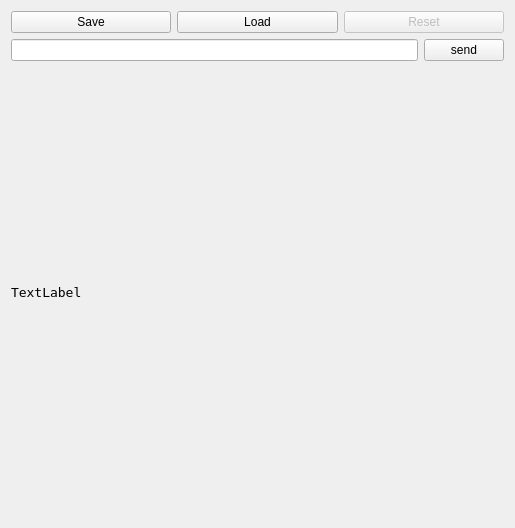
Above: test.ui from wapmobil/SpaceTimeBot before the change. Below: the same form after it.
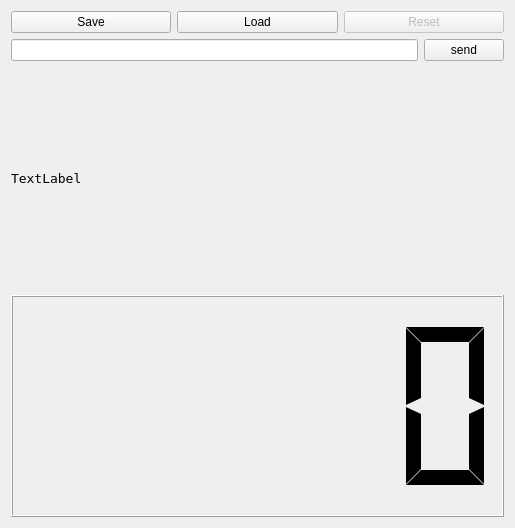
That is the form after the change. Custom widgets are drawn as their Qt base class.

The edit to the form file:
```diff
--- a/test.ui
+++ b/test.ui
@@ -106,6 +106,19 @@
      </property>
     </widget>
    </item>
+   <item>
+    <widget class="QLCDNumber" name="lcdNumber">
+     <property name="sizePolicy">
+      <sizepolicy hsizetype="Minimum" vsizetype="Expanding">
+       <horstretch>0</horstretch>
+       <verstretch>0</verstretch>
+      </sizepolicy>
+     </property>
+     <property name="segmentStyle">
+      <enum>QLCDNumber::Flat</enum>
+     </property>
+    </widget>
+   </item>
   </layout>
  </widget>
  <customwidgets>
```
